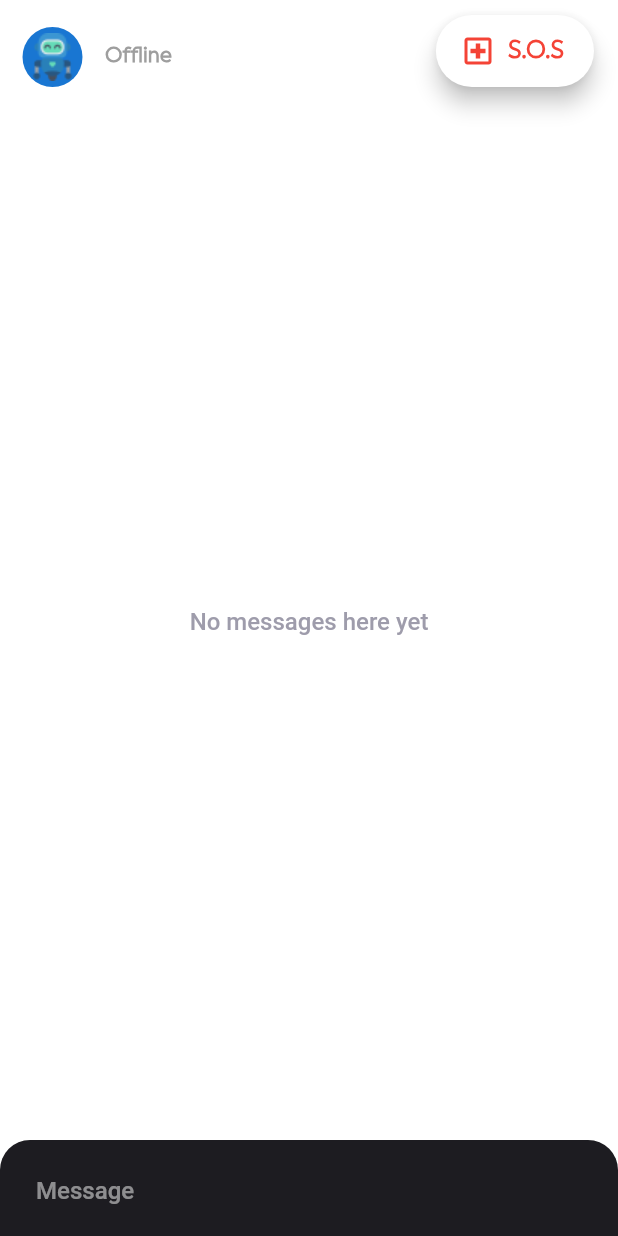
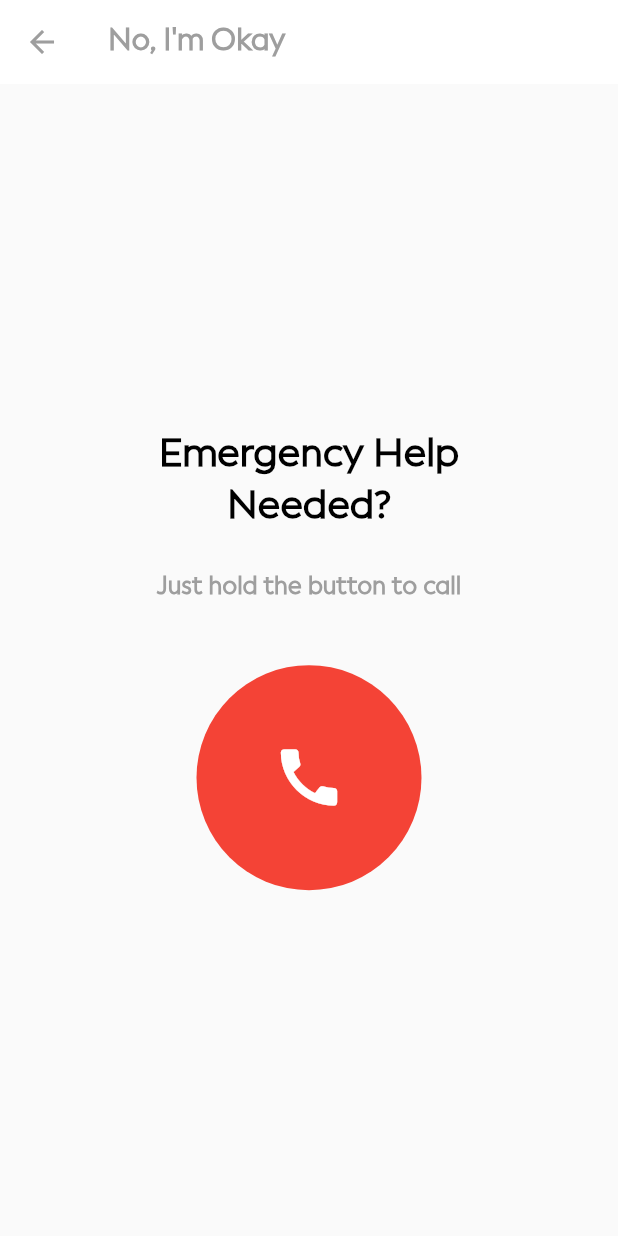
Before and after one commit to Sheraz-Ilyas/psychotherapy_chatbot, a Flutter app: the ChatView screen opened by its route, after a tap on "S.O.S", on a phone screen of 412 x 824 dp. Run offline on Flutter 3.47's test engine with Material 2 defaults, Android fonts, the phone set to English and light mode, and no system bars; our stand-ins replace audioplayers, carousel_slider, cloud_firestore, firebase_auth, firebase_core, flutter_chat_types and 3 more; missing offline and left inert: flutter_emoji; accounts and stored records are empty; project files that could hold a hidden picture were left out.

Commit message:
UI tweaks in explore and chat view

```diff
--- a/lib/controllers/conntection_controller.dart
+++ /dev/null
@@ -1,10 +0,0 @@
-import 'package:get/state_manager.dart';
-
-class ConnectionController extends GetxController {
-  final RxBool _isConnected = RxBool(false);
-  RxBool get isConnected => _isConnected;
-
-  void setConnected(bool value) {
-    _isConnected.value = value;
-  }
-}
--- a/lib/router/route_generator.dart
+++ b/lib/router/route_generator.dart
@@ -1,5 +1,6 @@
 // STATIC ROUTES NAME
 import 'package:flutter/material.dart';
+import 'package:psychotherapy_chatbot/views/chat/sos.dart';
 import 'package:psychotherapy_chatbot/views/community/new_post.dart';
 import 'package:psychotherapy_chatbot/models/article.dart';
 import 'package:psychotherapy_chatbot/root.dart';
@@ -26,6 +27,7 @@ const String meditationTimer = '/meditation-timer';
 const String sleepSounds = '/sleep-sounds';
 const String addJournal = '/add-journal';
 const String newPost = '/new-post';
+const String sos = '/sos';
 
 // ignore: todo
 // TODO : ROUTES GENERATOR CLASS THAT CONTROLS THE FLOW OF NAVIGATION/ROUTING
@@ -76,6 +78,9 @@ class RouteGenerator {
       case newPost:
         return _getPageRoute(NewPost());
 
+      case sos:
+        return _getPageRoute(const SOS());
+
       default:
         return _errorRoute();
     }
--- a/lib/views/bottom_navigation/chat_view.dart
+++ b/lib/views/bottom_navigation/chat_view.dart
@@ -1,14 +1,13 @@
 import 'dart:convert';
-
 import 'package:flutter/material.dart';
 import 'package:flutter/services.dart';
 import 'package:flutter_chat_types/flutter_chat_types.dart' as types;
 import 'package:flutter_chat_ui/flutter_chat_ui.dart';
 import 'package:get/get.dart';
+import 'package:psychotherapy_chatbot/constants/controllers.dart';
 import 'package:psychotherapy_chatbot/constants/uri.dart';
 import 'package:psychotherapy_chatbot/controllers/auth_controller.dart';
-import 'package:psychotherapy_chatbot/controllers/conntection_controller.dart';
-import 'package:psychotherapy_chatbot/models/user.dart';
+import 'package:psychotherapy_chatbot/router/route_generator.dart';
 import 'package:psychotherapy_chatbot/services/database.dart';
 import 'package:uuid/uuid.dart';
 import 'package:http/http.dart' as http;
@@ -21,8 +20,6 @@ class ChatView extends StatefulWidget {
 }
 
 class _ChatViewState extends State<ChatView> {
-  final ConnectionController _connectionController =
-      Get.put(ConnectionController());
   final AuthController _authController = Get.put(AuthController());
 
   List<types.Message> _messages = [];
@@ -40,7 +37,6 @@ class _ChatViewState extends State<ChatView> {
   @override
   void initState() {
     super.initState();
-    getUsername();
     userName = _authController.localUser.value.name;
 
     createChat();
@@ -57,13 +53,6 @@ class _ChatViewState extends State<ChatView> {
   void dispose() {
     super.dispose();
     client.close();
-  }
-
-  getUsername() async {
-    UserLocal user = await databaseMethods
-        .getUser(_authController.firebaseUser!.uid)
-        .then((value) => value);
-    _authController.localUser.value = user;
   }
 
   void _addMessage(types.Message message, String text) {
@@ -184,14 +173,11 @@ class _ChatViewState extends State<ChatView> {
                     ),
                   ),
                   Text(
-                    _connectionController.isConnected.value
-                        ? "Online"
-                        : "Offline",
-                    style: Theme.of(context).textTheme.headline1!.copyWith(
-                        color: _connectionController.isConnected.value
-                            ? Colors.green
-                            : Colors.grey,
-                        fontSize: 14),
+                    "Thinking...",
+                    style: Theme.of(context)
+                        .textTheme
+                        .headline1!
+                        .copyWith(color: Colors.grey, fontSize: 14),
                   ),
                 ],
               ),
@@ -208,7 +194,9 @@ class _ChatViewState extends State<ChatView> {
         floatingActionButton: Padding(
           padding: const EdgeInsets.only(top: 10),
           child: FloatingActionButton.extended(
-            onPressed: () {},
+            onPressed: () {
+              navigationController.navigateTo(sos);
+            },
             label: Text(
               "S.O.S",
               style: Theme.of(context).textTheme.headline1?.copyWith(
--- /dev/null
+++ b/lib/views/chat/sos.dart
@@ -0,0 +1,110 @@
+import 'dart:async';
+
+import 'package:flutter/material.dart';
+
+class SOS extends StatefulWidget {
+  const SOS({Key? key}) : super(key: key);
+
+  @override
+  State<SOS> createState() => _SOSState();
+}
+
+class _SOSState extends State<SOS> {
+  late Timer _timer;
+  int _start = 4;
+  bool _isActive = false;
+
+  @override
+  Widget build(BuildContext context) {
+    return Scaffold(
+      appBar: AppBar(
+        iconTheme: const IconThemeData(color: Colors.black),
+        backgroundColor: Colors.white,
+        elevation: 0,
+        title: Text(
+          "No, I'm Okay",
+          style: Theme.of(context)
+              .textTheme
+              .headline1!
+              .copyWith(color: Colors.grey, fontSize: 20),
+        ),
+        leading: IconButton(
+          icon: const Icon(Icons.arrow_back),
+          color: Colors.grey,
+          onPressed: () {
+            Navigator.of(context).pop();
+          },
+        ),
+      ),
+      body: Center(
+        child: Column(
+          mainAxisAlignment: MainAxisAlignment.center,
+          children: [
+            Text(
+              _isActive
+                  ? "Mental Health Helpline\n+92 311 7786264"
+                  : "Emergency Help\nNeeded?",
+              style: Theme.of(context).textTheme.headline1,
+              textAlign: TextAlign.center,
+            ),
+            SizedBox(height: MediaQuery.of(context).size.height * 0.03),
+
+            Text(
+              _isActive ? "Calling in..." : "Just hold the button to call",
+              style: Theme.of(context)
+                  .textTheme
+                  .bodyText1!
+                  .copyWith(color: Colors.grey, fontWeight: FontWeight.bold),
+            ),
+            SizedBox(height: MediaQuery.of(context).size.height * 0.05),
+            // make a big  circle button
+            ElevatedButton(
+              onPressed: () {},
+              child: GestureDetector(
+                onPanCancel: () {
+                  setState(() {
+                    _start = 4;
+                    _isActive = false;
+                    _timer.cancel();
+                  });
+                },
+                onPanDown: (_) => {
+                  _isActive = true,
+                  _timer = Timer.periodic(
+                    const Duration(seconds: 1),
+                    (timer) {
+                      setState(() {
+                        _start--;
+                        if (_start == 0) {
+                          Navigator.pop(context);
+                          _timer.cancel();
+                          _start = 4;
+                          _isActive = false;
+                        }
+                      });
+                    },
+                  ),
+                },
+                child: _isActive
+                    ? Text('$_start',
+                        style: Theme.of(context)
+                            .textTheme
+                            .headline1!
+                            .copyWith(fontSize: 50, color: Colors.white))
+                    : const Icon(Icons.call, size: 50),
+              ),
+              style: ElevatedButton.styleFrom(
+                splashFactory: NoSplash.splashFactory,
+                elevation: _isActive ? 10 : 0,
+                minimumSize: const Size(150, 150),
+                primary: Colors.red,
+                shape: const CircleBorder(),
+                padding: const EdgeInsets.all(50),
+              ),
+            ),
+          ],
+        ),
+      ),
+    );
+  }
+}
--- a/lib/views/explore/article_details.dart
+++ b/lib/views/explore/article_details.dart
@@ -17,6 +17,9 @@ class ArticleDetails extends StatelessWidget {
         iconTheme: const IconThemeData(
           color: Colors.black,
         ),
+        title: Text("Today's Article",
+            style:
+                Theme.of(context).textTheme.headline1!.copyWith(fontSize: 24)),
         backgroundColor: Colors.white,
         elevation: 0,
       ),
--- a/lib/views/explore/medidation_timer.dart
+++ b/lib/views/explore/medidation_timer.dart
@@ -71,7 +71,7 @@ class _MeditationTimerState extends State<MeditationTimer>
             style: Theme.of(context).textTheme.headline1,
           ),
           leading: IconButton(
-            icon: const Icon(Icons.arrow_back),
+            icon: const Icon(Icons.close),
             onPressed: () {
               audioPlayer.stop();
               Navigator.of(context).pop();
```
Also changed, not shown: lib/views/bottom_navigation/explore_view.dart (+47 -6 lines), lib/views/explore/sleep_sounds.dart (+10 -2 lines).
